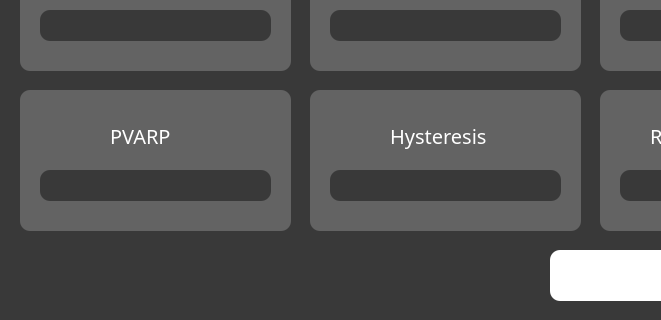
shahm58/PaceMakerGroup37, file AAI.ui: the form before one commit; both pictures show x 0 to 661 and y 350 to 670 of the 900 by 670 pixel window.
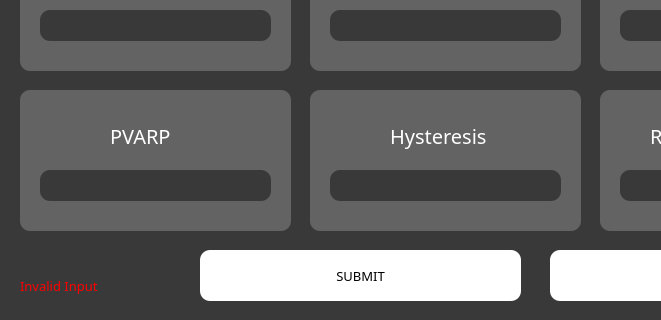
The form after the commit.

What changed in the file:
```diff
--- a/AAI.ui
+++ b/AAI.ui
@@ -614,6 +614,51 @@
 border-radius: 10;</string>
    </property>
   </widget>
+  <widget class="QLabel" name="INVALID">
+   <property name="geometry">
+    <rect>
+     <x>20</x>
+     <y>620</y>
+     <width>101</width>
+     <height>31</height>
+    </rect>
+   </property>
+   <property name="font">
+    <font>
+     <family>Franklin Gothic Book</family>
+     <pointsize>10</pointsize>
+    </font>
+   </property>
+   <property name="styleSheet">
+    <string notr="true">color:rgb(255, 0, 0)</string>
+   </property>
+   <property name="text">
+    <string>Invalid Input</string>
+   </property>
+  </widget>
+  <widget class="QPushButton" name="AAIsubmit">
+   <property name="geometry">
+    <rect>
+     <x>200</x>
+     <y>600</y>
+     <width>321</width>
+     <height>51</height>
+    </rect>
+   </property>
+   <property name="font">
+    <font>
+     <family>Franklin Gothic Book</family>
+     <pointsize>10</pointsize>
+    </font>
+   </property>
+   <property name="styleSheet">
+    <string notr="true">background-color: rgb(255, 255, 255);
+border-radius: 10;</string>
+   </property>
+   <property name="text">
+    <string>SUBMIT</string>
+   </property>
+  </widget>
   <zorder>graphicsView_12</zorder>
   <zorder>graphicsView_11</zorder>
   <zorder>graphicsView_10</zorder>
```
Left out of the diff: 38 changed lines with no effect on the pictures.
